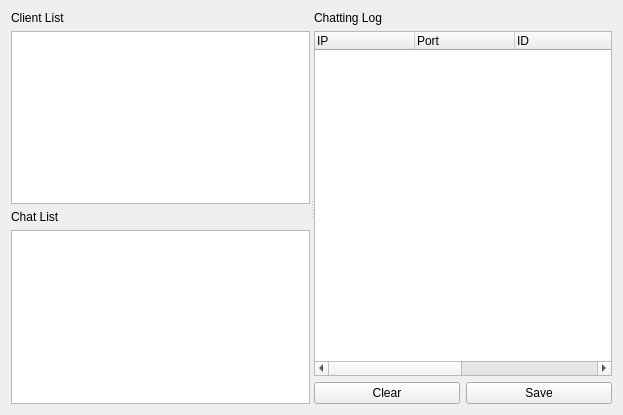
Qt form QtChatProject/chatserver.ui (kimsungyeul/Qt) before a commit.
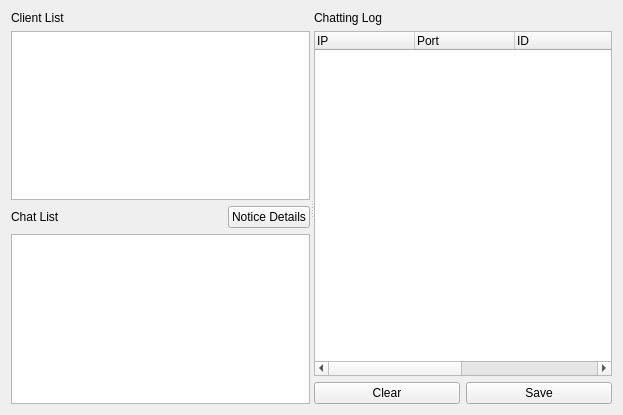
The same form after that commit.

The edit to the form file:
```diff
--- a/QtChatProject/chatserver.ui
+++ b/QtChatProject/chatserver.ui
@@ -13,7 +13,7 @@
   <property name="windowTitle">
    <string>Chatting Server</string>
   </property>
-  <layout class="QHBoxLayout" name="horizontalLayout">
+  <layout class="QHBoxLayout" name="horizontalLayout_2">
    <item>
     <widget class="QSplitter" name="splitter">
      <property name="orientation">
@@ -52,6 +52,8 @@
         </widget>
        </item>
        <item>
+        <layout class="QHBoxLayout" name="horizontalLayout">
+         <item>
         <widget class="QLabel" name="chatListLabel">
          <property name="text">
           <string>Chat List</string>
@@ -59,6 +61,28 @@
         </widget>
        </item>
        <item>
+          <spacer name="horizontalSpacer">
+           <property name="orientation">
+            <enum>Qt::Horizontal</enum>
+           </property>
+           <property name="sizeHint" stdset="0">
+            <size>
+             <width>40</width>
+             <height>20</height>
+            </size>
+           </property>
+          </spacer>
+         </item>
+         <item>
+          <widget class="QPushButton" name="noticepushButton">
+           <property name="text">
+            <string>Notice Details</string>
+           </property>
+          </widget>
+         </item>
+        </layout>
+       </item>
+       <item>
         <widget class="QTreeWidget" name="chatTreeWidget">
          <property name="verticalScrollBarPolicy">
           <enum>Qt::ScrollBarAsNeeded</enum>
@@ -89,7 +113,7 @@
        </item>
       </layout>
      </widget>
-     <widget class="QWidget" name="">
+     <widget class="QWidget" name="layoutWidget">
       <layout class="QVBoxLayout" name="verticalLayout_2">
        <item>
         <widget class="QLabel" name="label">
```
Left out of the diff: 5 changed lines with no effect on the pictures. Lines whose indentation alone changed are shown as unchanged.
